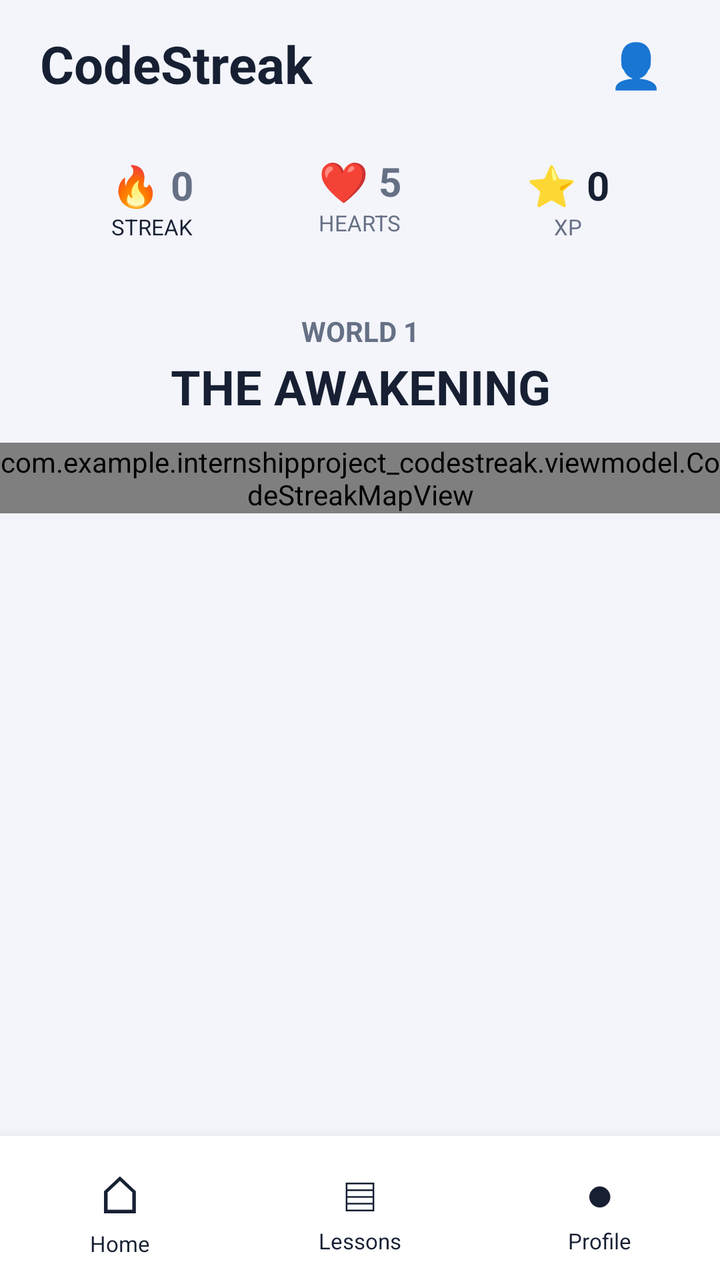
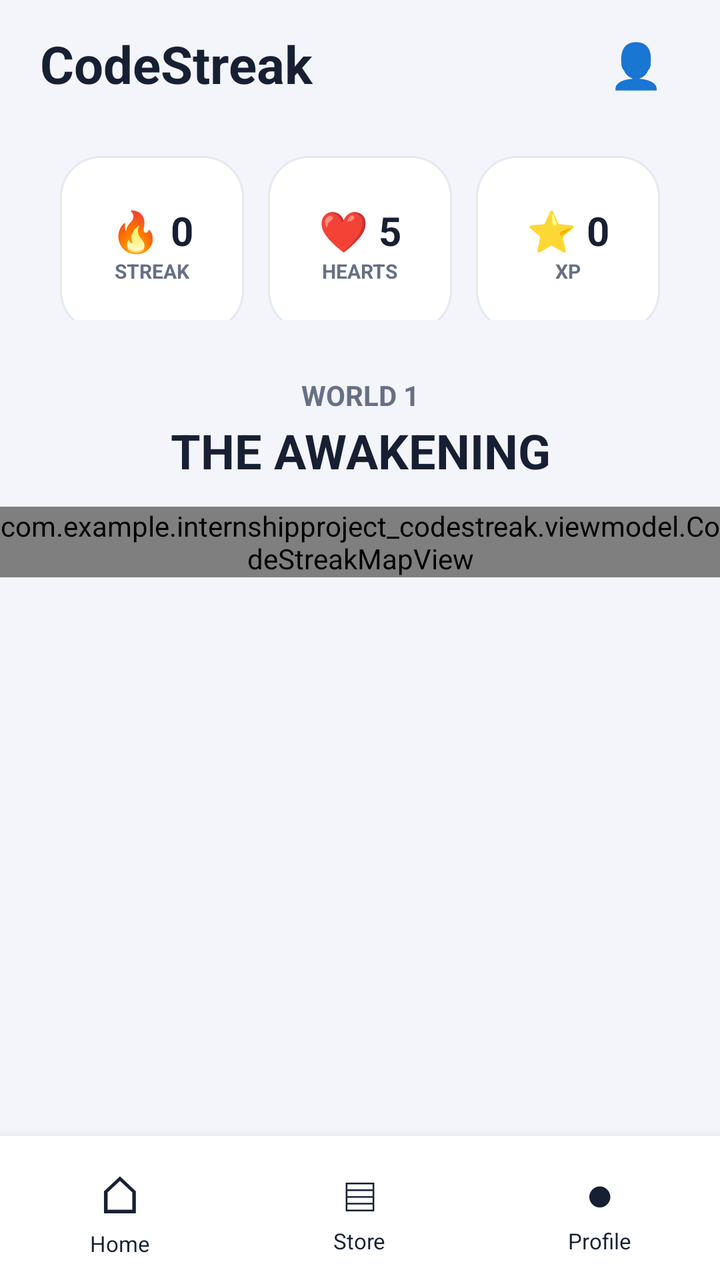

An Android layout rendered at two revisions. The XML below is the earlier revision; the diff shows what the commit changed to produce the second picture.
<!-- AndroidManifest.xml: application theme Theme.InternshipProject_CodeStreak -->
<!-- res/layout/homepage_activity.xml -->
<?xml version="1.0" encoding="utf-8"?>
<LinearLayout xmlns:android="http://schemas.android.com/apk/res/android"
    android:layout_width="match_parent"
    android:layout_height="match_parent"
    xmlns:app="http://schemas.android.com/apk/res-auto"
    android:orientation="vertical"
    android:background="@color/cs_secondary"
    >

    
    
    

    <LinearLayout
        android:layout_width="match_parent"
        android:layout_height="64dp"

        android:gravity="center_vertical"

        android:paddingStart="20dp"
        android:paddingEnd="20dp">

        <TextView
            android:id="@+id/appTitle"

            android:layout_width="0dp"
            android:layout_height="wrap_content"

            android:layout_weight="1"

            android:text="CodeStreak"

            android:textSize="26sp"
            android:textStyle="bold"

            android:textColor="@color/cs_text"/>

        <TextView
            android:id="@+id/profileButton"

            android:layout_width="44dp"
            android:layout_height="44dp"

            android:gravity="center"

            android:text="👤"
            android:textSize="22sp"/>

    </LinearLayout>


    
    
    

    <LinearLayout
        android:id="@+id/statsBar"

        android:layout_width="match_parent"
        android:layout_height="72dp"

        android:layout_marginStart="16dp"
        android:layout_marginEnd="16dp"
        android:layout_marginBottom="8dp"

        android:padding="8dp"

        android:orientation="horizontal"

        android:weightSum="3">


        

        <LinearLayout
            android:layout_width="0dp"
            android:layout_height="match_parent"

            android:layout_weight="1"

            android:gravity="center"

            android:orientation="vertical">

            <TextView
                android:id="@+id/streakValue"

                android:layout_width="wrap_content"
                android:layout_height="wrap_content"

                android:text="🔥 0"

                android:textSize="20sp"
                android:textStyle="bold"

                android:textColor="@color/cs_text_muted"/>


            <TextView
                android:layout_width="wrap_content"
                android:layout_height="wrap_content"

                android:text="STREAK"

                android:textSize="11sp"

                android:textColor="@color/cs_text"/>

        </LinearLayout>


        

        <LinearLayout
            android:layout_width="0dp"
            android:layout_height="52dp"

            android:layout_weight="1"

            android:gravity="center"

            android:orientation="vertical">

            <TextView
                android:id="@+id/heartsValue"

                android:layout_width="wrap_content"
                android:layout_height="wrap_content"

                android:text="❤️ 5"

                android:textColor="@color/cs_text_muted"
                android:textSize="20sp"

                android:textStyle="bold" />

            <TextView
                android:layout_width="wrap_content"
                android:layout_height="wrap_content"

                android:text="HEARTS"

                android:textColor="@color/cs_text_muted"

                android:textSize="11sp" />

        </LinearLayout>


        

        <LinearLayout
            android:layout_width="0dp"
            android:layout_height="match_parent"

            android:layout_weight="1"

            android:gravity="center"

            android:orientation="vertical">

            <TextView
                android:id="@+id/xpValue"

                android:layout_width="wrap_content"
                android:layout_height="wrap_content"

                android:text="⭐ 0"

                android:textSize="20sp"
                android:textStyle="bold"

                android:textColor="@color/cs_text"/>

            <TextView
                android:layout_width="wrap_content"
                android:layout_height="wrap_content"

                android:text="XP"

                android:textSize="11sp"

                android:textColor="@color/cs_text_muted"/>

        </LinearLayout>

    </LinearLayout>


    
    
    

    <ScrollView
        android:layout_width="match_parent"
        android:layout_height="0dp"

        android:layout_weight="1"

        android:fillViewport="true"

        android:clipChildren="false"

        >

        <LinearLayout
            android:layout_width="match_parent"
            android:layout_height="wrap_content"

            android:orientation="vertical">


            <TextView
                android:id="@+id/worldLabel"

                android:layout_width="match_parent"
                android:layout_height="wrap_content"

                android:layout_marginTop="12dp"

                android:gravity="center"

                android:text="WORLD 1"

                android:textSize="14sp"
                android:textStyle="bold"

                android:textColor="@color/cs_text_muted"/>


            <TextView
                android:id="@+id/worldTitle"

                android:layout_width="match_parent"
                android:layout_height="wrap_content"

                android:layout_marginTop="2dp"
                android:layout_marginBottom="12dp"

                android:gravity="center"

                android:text="THE AWAKENING"

                android:textSize="24sp"
                android:textStyle="bold"

                android:textColor="@color/cs_text"/>


            <com.example.internshipproject_codestreak.viewmodel.CodeStreakMapView
                android:id="@+id/codeStreakMap"

                android:layout_width="match_parent"
                android:layout_height="wrap_content"


                />

        </LinearLayout>

    </ScrollView>

    <LinearLayout
        android:id="@+id/bottomNavigation"

        android:layout_width="match_parent"
        android:layout_height="72dp"

        android:background="#FFFFFF"

        android:elevation="10dp"

        android:orientation="horizontal"
        android:weightSum="3">


        <LinearLayout
            android:id="@+id/navHome"
            android:layout_width="0dp"
            android:layout_height="match_parent"
            android:layout_weight="1"
            android:gravity="center"
            android:orientation="vertical">

            <TextView
                android:layout_width="wrap_content"
                android:layout_height="wrap_content"
                android:text="⌂"
                android:textSize="26sp"
                android:textColor="@color/cs_text"/>

            <TextView
                android:layout_width="wrap_content"
                android:layout_height="wrap_content"
                android:text="Home"
                android:textSize="11sp"
                android:textColor="@color/cs_text"/>

        </LinearLayout>


        <LinearLayout
            android:id="@+id/navLessons"
            android:layout_width="0dp"
            android:layout_height="match_parent"
            android:layout_weight="1"
            android:gravity="center"
            android:orientation="vertical">

            <TextView
                android:layout_width="wrap_content"
                android:layout_height="wrap_content"
                android:text="▤"
                android:textSize="24sp"
                android:textColor="@color/cs_text"/>

            <TextView
                android:layout_width="wrap_content"
                android:layout_height="wrap_content"
                android:text="Lessons"
                android:textSize="11sp"
                android:textColor="@color/cs_text"/>

        </LinearLayout>


        <LinearLayout
            android:id="@+id/navProfile"
            android:layout_width="0dp"
            android:layout_height="match_parent"
            android:layout_weight="1"
            android:gravity="center"
            android:orientation="vertical">

            <TextView
                android:layout_width="wrap_content"
                android:layout_height="wrap_content"
                android:text="●"
                android:textSize="24sp"
                android:textColor="@color/cs_text"/>

            <TextView
                android:layout_width="wrap_content"
                android:layout_height="wrap_content"
                android:text="Profile"
                android:textSize="11sp"
                android:textColor="@color/cs_text"/>

        </LinearLayout>

    </LinearLayout>


</LinearLayout>
<!-- resources referenced by this layout -->
<resources>
  <color name="cs_secondary">#F4F5FB</color>
  <color name="cs_text">#172033</color>
  <color name="cs_text_muted">#667085</color>
  <style name="Theme.InternshipProject_CodeStreak" parent="Base.Theme.InternshipProject_CodeStreak" />
  <style name="Base.Theme.InternshipProject_CodeStreak" parent="Theme.Material3.DayNight.NoActionBar">
          
          
      </style>
</resources>

<!-- the commit's change to res/layout/homepage_activity.xml (unified diff, before → after) -->
@@ -57,7 +57,7 @@
         android:id="@+id/statsBar"
 
         android:layout_width="match_parent"
-        android:layout_height="72dp"
+        android:layout_height="104dp"
 
         android:layout_marginStart="16dp"
         android:layout_marginEnd="16dp"
@@ -73,14 +73,32 @@
         
 
         <LinearLayout
-            android:layout_width="0dp"
-            android:layout_height="match_parent"
-
-            android:layout_weight="1"
-
-            android:gravity="center"
-
-            android:orientation="vertical">
+            android:id="@+id/streakCard"
+
+            android:layout_width="0dp"
+
+            android:layout_weight="1"
+
+
+
+            android:gravity="center"
+            android:orientation="vertical"
+
+            android:background="@drawable/bg_stat_card"
+
+            android:clickable="true"
+            android:focusable="true"
+
+            android:layout_height="88dp"
+            android:layout_margin="6dp"
+            android:paddingStart="12dp"
+            android:paddingEnd="12dp"
+            android:paddingTop="10dp"
+            android:paddingBottom="10dp"
+
+            >
+
+
 
             <TextView
                 android:id="@+id/streakValue"
@@ -93,33 +111,52 @@
                 android:textSize="20sp"
                 android:textStyle="bold"
 
+
+
+                android:textColor="@color/cs_text"/>
+
+            <TextView
+                android:layout_width="wrap_content"
+                android:layout_height="wrap_content"
+
+                android:text="STREAK"
+
+                android:textSize="10sp"
+                android:textStyle="bold"
+
+
+
                 android:textColor="@color/cs_text_muted"/>
 
-
-            <TextView
-                android:layout_width="wrap_content"
-                android:layout_height="wrap_content"
-
-                android:text="STREAK"
-
-                android:textSize="11sp"
-
-                android:textColor="@color/cs_text"/>
-
         </LinearLayout>
 
 
         
 
         <LinearLayout
-            android:layout_width="0dp"
-            android:layout_height="52dp"
-
-            android:layout_weight="1"
-
-            android:gravity="center"
-
-            android:orientation="vertical">
+            android:id="@+id/heartsCard"
+
+            android:layout_width="0dp"
+
+            android:layout_weight="1"
+
+
+
+            android:gravity="center"
+            android:orientation="vertical"
+
+            android:background="@drawable/bg_stat_card"
+
+            android:clickable="true"
+            android:focusable="true"
+
+            android:layout_height="88dp"
+            android:layout_margin="6dp"
+            android:paddingStart="12dp"
+            android:paddingEnd="12dp"
+            android:paddingTop="10dp"
+            android:paddingBottom="10dp"
+            >
 
             <TextView
                 android:id="@+id/heartsValue"
@@ -129,10 +166,10 @@
 
                 android:text="❤️ 5"
 
-                android:textColor="@color/cs_text_muted"
                 android:textSize="20sp"
-
-                android:textStyle="bold" />
+                android:textStyle="bold"
+
+                android:textColor="@color/cs_text"/>
 
             <TextView
                 android:layout_width="wrap_content"
@@ -140,9 +177,10 @@
 
                 android:text="HEARTS"
 
-                android:textColor="@color/cs_text_muted"
-
-                android:textSize="11sp" />
+                android:textSize="10sp"
+                android:textStyle="bold"
+
+                android:textColor="@color/cs_text_muted"/>
 
         </LinearLayout>
 
@@ -150,14 +188,30 @@
         
 
         <LinearLayout
-            android:layout_width="0dp"
-            android:layout_height="match_parent"
-
-            android:layout_weight="1"
-
-            android:gravity="center"
-
-            android:orientation="vertical">
+            android:id="@+id/xpCard"
+
+            android:layout_width="0dp"
+
+            android:layout_weight="1"
+
+
+
+            android:gravity="center"
+            android:orientation="vertical"
+
+            android:background="@drawable/bg_stat_card"
+
+            android:clickable="true"
+            android:focusable="true"
+
+            android:layout_height="88dp"
+            android:layout_margin="6dp"
+            android:paddingStart="12dp"
+            android:paddingEnd="12dp"
+            android:paddingTop="10dp"
+            android:paddingBottom="10dp"
+
+            >
 
             <TextView
                 android:id="@+id/xpValue"
@@ -178,7 +232,8 @@
 
                 android:text="XP"
 
-                android:textSize="11sp"
+                android:textSize="10sp"
+                android:textStyle="bold"
 
                 android:textColor="@color/cs_text_muted"/>
 
@@ -300,7 +355,7 @@
 
 
         <LinearLayout
-            android:id="@+id/navLessons"
+            android:id="@+id/navStore"
             android:layout_width="0dp"
             android:layout_height="match_parent"
             android:layout_weight="1"
@@ -317,7 +372,7 @@
             <TextView
                 android:layout_width="wrap_content"
                 android:layout_height="wrap_content"
-                android:text="Lessons"
+                android:text="Store"
                 android:textSize="11sp"
                 android:textColor="@color/cs_text"/>
 
<!-- resource entries referenced after the edit -->
@@ -3,7 +3,27 @@
   <color name="cs_secondary">#F4F5FB</color>
   <color name="cs_text">#172033</color>
   <color name="cs_text_muted">#667085</color>
+  <!-- drawable bg_stat_card (drawable) -->
+  <?xml version="1.0" encoding="utf-8"?>
+  <shape xmlns:android="http://schemas.android.com/apk/res/android">
+  
+      <solid android:color="@color/cs_white"/>
+  
+      <corners android:radius="20dp"/>
+  
+      <stroke
+          android:width="1dp"
+          android:color="#E4E8F2"/>
+  
+      <padding
+          android:left="8dp"
+          android:top="6dp"
+          android:right="8dp"
+          android:bottom="6dp"/>
+  
+  </shape>
   <style name="Theme.InternshipProject_CodeStreak" parent="Base.Theme.InternshipProject_CodeStreak" />
+  <color name="cs_white">#FFFFFF</color>
   <style name="Base.Theme.InternshipProject_CodeStreak" parent="Theme.Material3.DayNight.NoActionBar">
           
           
